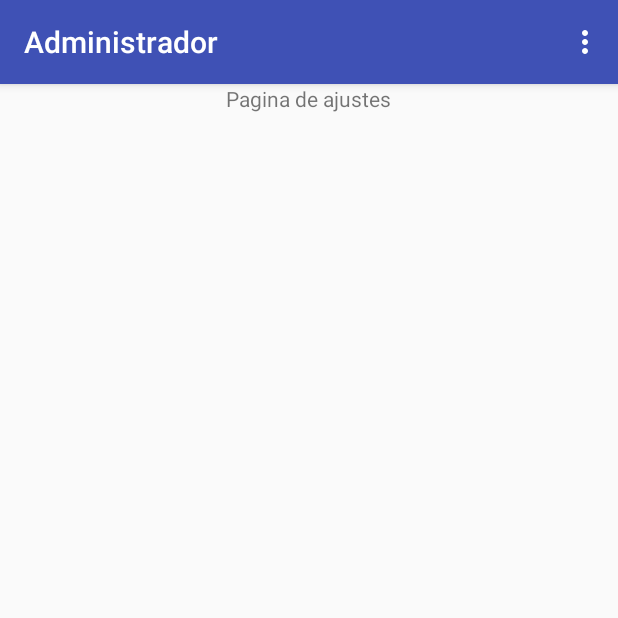
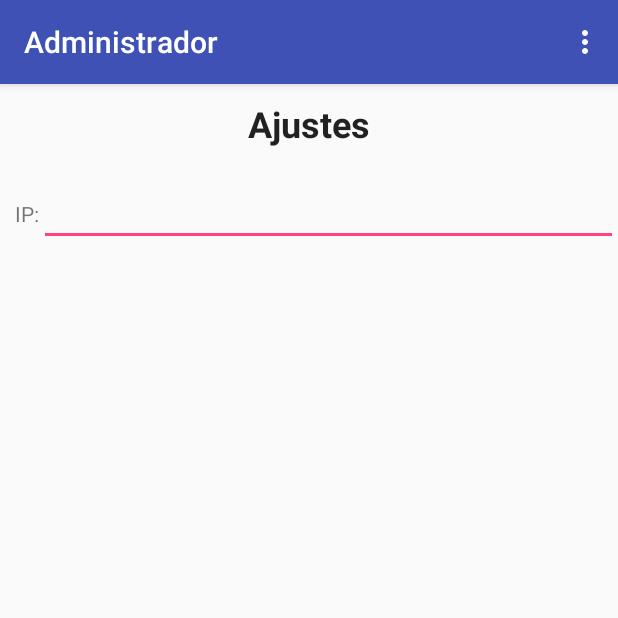
Before and after one commit to ozkrpy/AndroidStudioProjects, an Android app: the PreferencesActivity screen opened directly, with no data from a screen before it, on a phone screen of 412 x 824 dp, the top half of it. Run offline under Robolectric (Android 15) with nearby library versions, the phone set to English and light mode, and no system bars.

Commit message:
Agregar valores de ajuste

```diff
--- a/WorkFlowManager/app/src/main/java/org/ruffineo/workflowmanager/PreferencesActivity.java
+++ b/WorkFlowManager/app/src/main/java/org/ruffineo/workflowmanager/PreferencesActivity.java
@@ -1,22 +1,46 @@
 package org.ruffineo.workflowmanager;
 
 import android.content.Intent;
+import android.content.SharedPreferences;
 import android.support.v7.app.AppCompatActivity;
 import android.os.Bundle;
+import android.text.Editable;
+import android.text.TextWatcher;
 import android.util.Log;
 import android.view.Menu;
 import android.view.MenuItem;
+import android.widget.EditText;
 import android.widget.Toast;
 
 public class PreferencesActivity extends AppCompatActivity {
 
     private static final String TAG = "AJUSTES_LOG";
+    private EditText editTextIPConfig;
 
     @Override
     protected void onCreate(Bundle savedInstanceState) {
         super.onCreate(savedInstanceState);
         setContentView(R.layout.activity_preferences);
         escribeLog("onCreate de ajustes");
+        editTextIPConfig = (EditText) findViewById(R.id.editText_IP);
+        editTextIPConfig.addTextChangedListener(new TextWatcher() {
+            @Override
+            public void beforeTextChanged(CharSequence s, int start, int count, int after) {
+            }
+
+            @Override
+            public void onTextChanged(CharSequence s, int start, int before, int count) {
+            }
+
+            @Override
+            public void afterTextChanged(Editable s) {
+                SharedPreferences prefs = getSharedPreferences("WorkFlowPrefs", MODE_PRIVATE);
+                SharedPreferences.Editor editor = prefs.edit();
+                editor.putString("ipNumber", editTextIPConfig.toString());
+                editor.commit();
+            }
+        });
+
     }
 
     private void escribeLog(String texto) {
--- a/WorkFlowManager/app/src/main/java/org/ruffineo/workflowmanager/WebService.java
+++ b/WorkFlowManager/app/src/main/java/org/ruffineo/workflowmanager/WebService.java
@@ -17,8 +17,9 @@ public class WebService {
     private static final String TAG = "WEBSERVICE_LOG";
 
     private static final String NAMESPACE = "http://operations.ws/";
-    //private static final String IP = "190.52.175.153";//cuando se use desde una locacion externa
-    private static final String IP = "10.133.21.182";//cuando se use una conexion WIFI local
+
+    private static String IP = "190.52.175.153";//cuando se use desde una locacion externa
+    //private static final String IP = "10.133.21.182";//cuando se use una conexion WIFI local
     private static final String URL = "http://" + IP + ":9999/Mobile/Services?WSDL";
 
     private DatosUsuario datosUsuario;
--- a/WorkFlowManager/app/src/main/res/layout/activity_preferences.xml
+++ b/WorkFlowManager/app/src/main/res/layout/activity_preferences.xml
@@ -8,8 +8,34 @@
     android:gravity="center_horizontal">
 
     <TextView
+        android:text="Ajustes"
+        style="@style/Base.TextAppearance.AppCompat.Headline"
         android:layout_width="wrap_content"
         android:layout_height="wrap_content"
-        android:text="Pagina de ajustes"
-        />
+        android:layout_gravity="center_horizontal"
+        android:paddingBottom="10dp"
+        android:paddingTop="10dp"
+        android:textStyle="bold" />
+
+    <LinearLayout
+        android:layout_width="match_parent"
+        android:layout_height="wrap_content"
+        android:paddingBottom="10dp"
+        android:paddingTop="10dp"
+        android:orientation="horizontal">
+
+        <TextView
+            android:layout_width="wrap_content"
+            android:layout_height="wrap_content"
+            android:text="IP:"
+            android:paddingLeft="10dp"
+            />
+        <EditText
+            android:layout_width="match_parent"
+            android:layout_height="wrap_content"
+            android:paddingRight="10dp"
+            android:id="@+id/editText_IP"
+            />
+
+    </LinearLayout>
 </LinearLayout>
```
